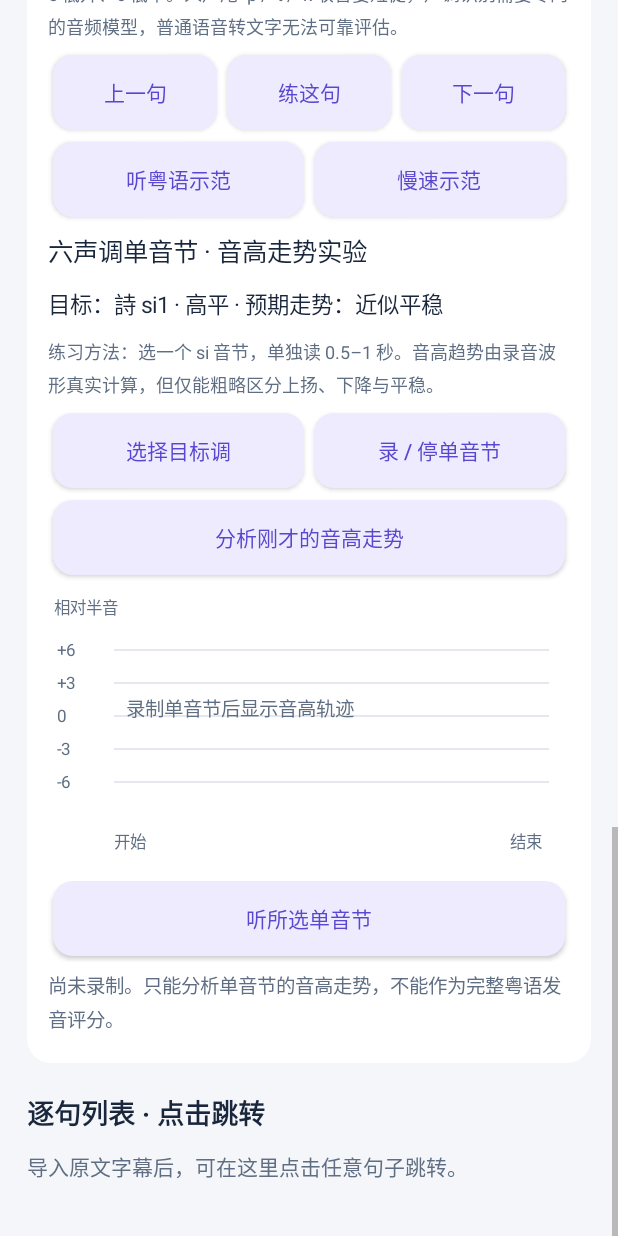
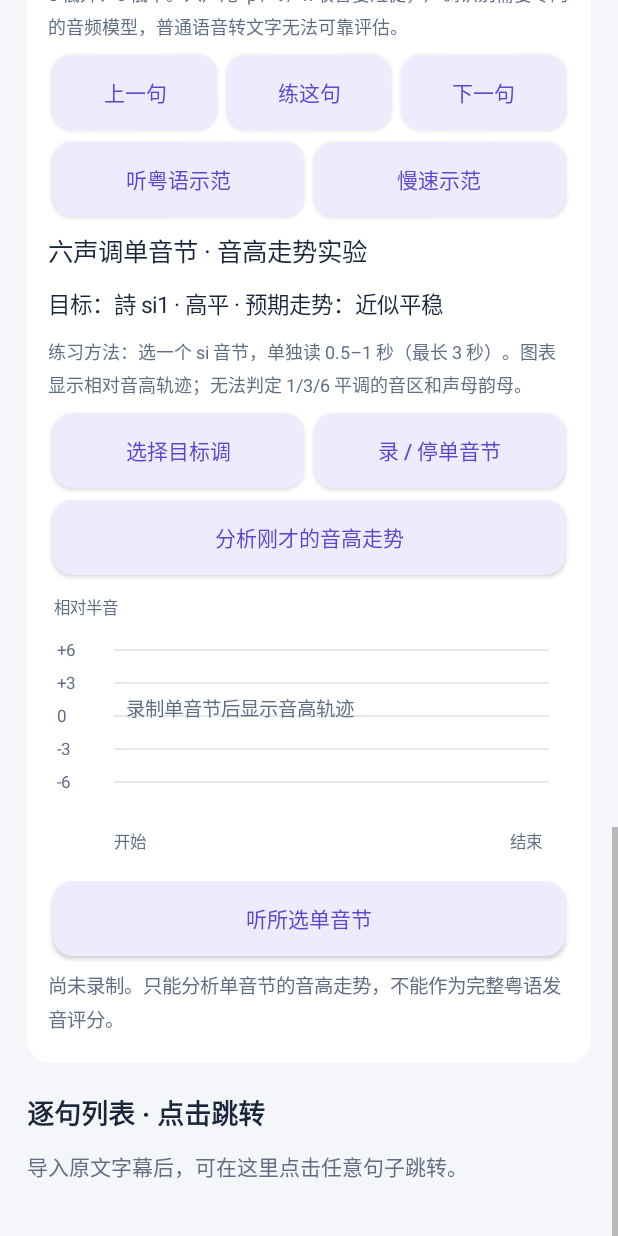
Before and after one commit to nmm26301-maker/every-one, an Android app: the JourneyImmersionActivity screen opened directly, with no data from a screen before it, scrolled down 1666 dp, on a phone screen of 412 x 824 dp. Run offline under Robolectric (Android 15) with nearby library versions, the light colour scheme and no system bars; network calls fail.

Commit message:
ux(cantonese): explain visual pitch graph and three-second single-syllable limit

```diff
--- a/app/src/main/java/org/openenglish/reader/JourneyImmersionActivity.java
+++ b/app/src/main/java/org/openenglish/reader/JourneyImmersionActivity.java
@@ -286,8 +286,8 @@ public final class JourneyImmersionActivity extends Activity {
     cantonesePanel.addView(label("六声调单音节 · 音高走势实验", 17, INK));
     toneLabel = label("", 15, INK);
     cantonesePanel.addView(toneLabel);
-    cantonesePanel.addView(label("练习方法：选一个 si 音节，单独读 0.5–1 秒。"
-        + "音高趋势由录音波形真实计算，但仅能粗略区分上扬、下降与平稳。", 12, MUTED));
+    cantonesePanel.addView(label("练习方法：选一个 si 音节，单独读 0.5–1 秒（最长 3 秒）。"
+        + "图表显示相对音高轨迹；无法判定 1/3/6 平调的音区和声母韵母。", 12, MUTED));
     LinearLayout toneControls = row(cantonesePanel);
     button("选择目标调", toneControls, this::pickTone);
     button("录 / 停单音节", toneControls, this::togglePractice);
```
